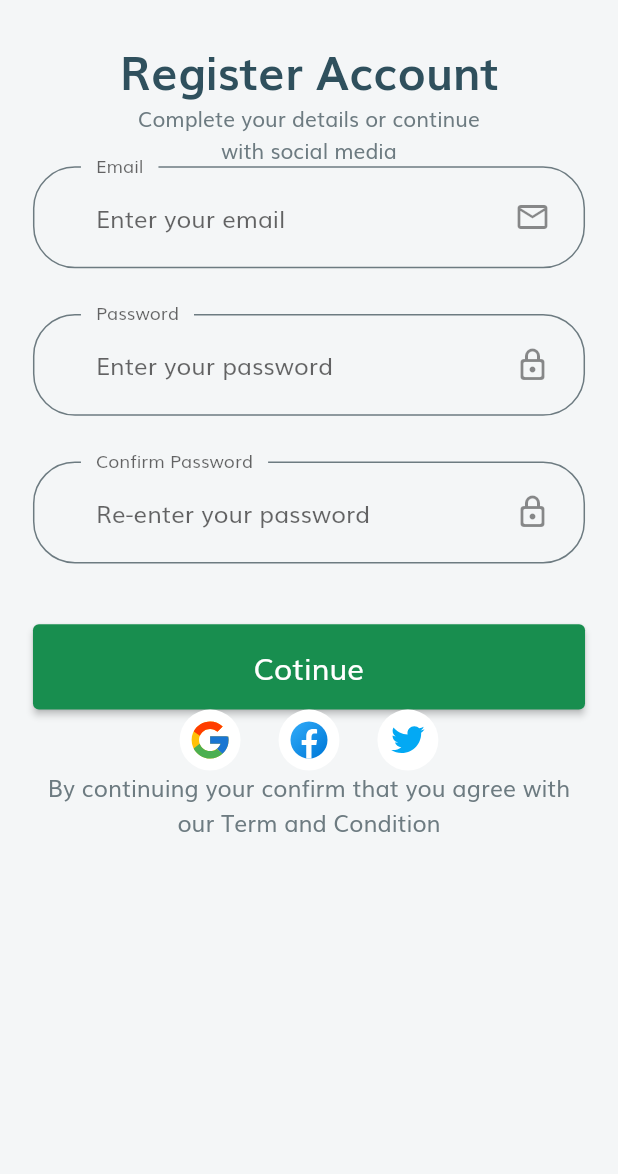
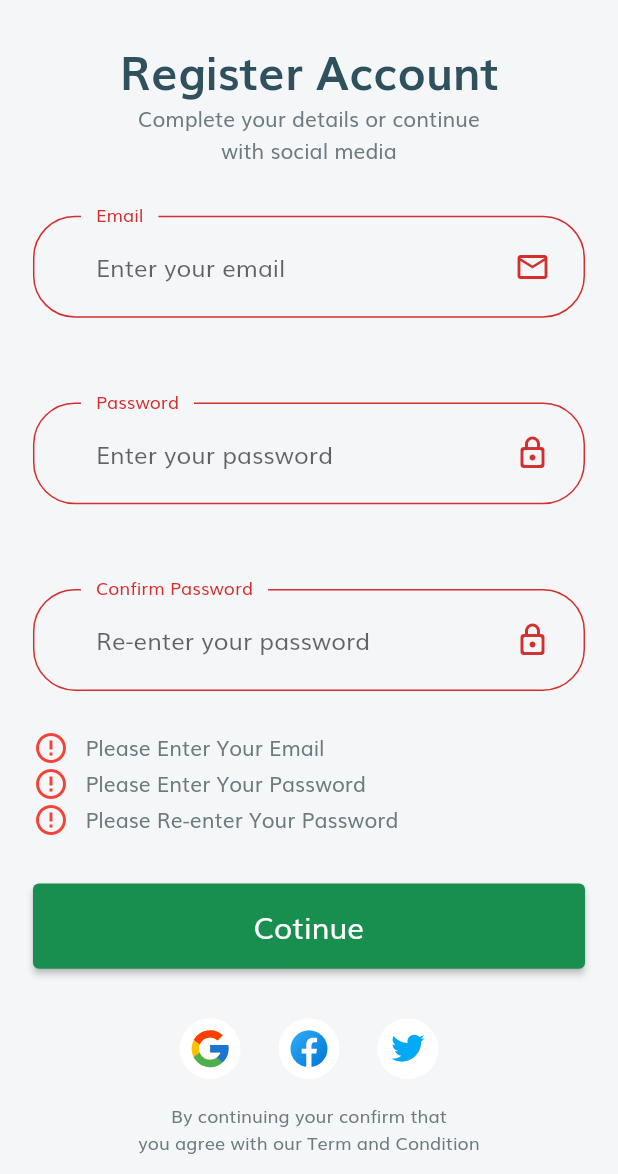
Before and after one commit to Mudennn/Denai_app, a Flutter app: the SignUpPage screen opened by its route, after a tap on "Cotinue", on a phone screen of 412 x 824 dp, the part 62-1236 px from its top. Run offline on Flutter 3.47's test engine with Material 2 defaults, Android fonts, the light colour scheme and no system bars; our stand-ins replace bloc, equatable, flutter_bloc, flutter_svg.

Commit message:
final sign up

```diff
--- a/lib/constant.dart
+++ b/lib/constant.dart
@@ -22,5 +22,6 @@ final RegExp emailValidatorRegExp =
 const String emailNullError = "Please Enter Your Email";
 const String invalidEmailError = "Please Enter Valid Email";
 const String passNullError = "Please Enter Your Password";
+const String rePassNullError = "Please Re-enter Your Password";
 const String shortPassError = "Password is too short";
 const String matchPassError = "Password don't match";
--- a/lib/pages/sign_up/components/body.dart
+++ b/lib/pages/sign_up/components/body.dart
@@ -1,9 +1,11 @@
 import 'package:denai_app/components/default_button.dart';
+import 'package:denai_app/components/form_error.dart';
 import 'package:denai_app/components/social_icon.dart';
 import 'package:flutter/material.dart';
 
 import '../../../constant.dart';
 import '../../../size_config.dart';
+import 'sign_up_form.dart';
 
 class Body extends StatelessWidget {
   const Body({super.key});
@@ -15,6 +17,7 @@ class Body extends StatelessWidget {
       child: Padding(
         padding:
             EdgeInsets.symmetric(horizontal: getProportionateScreenWidth(20)),
+        child: SingleChildScrollView(
           child: Column(
             children: [
               SizedBox(
@@ -27,7 +30,13 @@ class Body extends StatelessWidget {
                 textAlign: TextAlign.center,
                 style: TextStyle(color: textColor),
               ),
+              SizedBox(
+                height: SizeConfig.screenHeight * 0.04, //8% total
+              ),
               SignUpForm(),
+              SizedBox(
+                height: SizeConfig.screenHeight * 0.04, //8% total
+              ),
 
               Row(
                 mainAxisAlignment: MainAxisAlignment.center,
@@ -46,201 +55,20 @@ class Body extends StatelessWidget {
                   ),
                 ],
               ),
+              SizedBox(
+                height: getProportionateScreenHeight(15),
+              ),
               Text(
-              "By continuing your confirm that you agree with our Term and Condition",
+                "By continuing your confirm that \nyou agree with our Term and Condition",
                 textAlign: TextAlign.center,
                 style: TextStyle(
                   color: textColor,
-                fontSize: getProportionateScreenWidth(14),
+                  fontSize: getProportionateScreenWidth(11),
                 ),
               )
             ],
           ),
         ),
-    );
-  }
-}
-
-class SignUpForm extends StatefulWidget {
-  const SignUpForm({super.key});
-
-  @override
-  State<SignUpForm> createState() => _SignUpFormState();
-}
-
-class _SignUpFormState extends State<SignUpForm> {
-  final _formKey = GlobalKey<FormState>();
-  final List<String> errors = [];
-  late String email;
-  late String password;
-  late String confirm_password;
-
-  // void addError({required String error}) {
-  //   if (!errors.contains(error)) {
-  //     setState(() {
-  //       errors.add(error);
-  //     });
-  //   }
-  // }
-
-  // void removeError({required String error}) {
-  //   if (!errors.contains(error)) {
-  //     setState(() {
-  //       errors.remove(error);
-  //     });
-  //   }
-  // }
-
-  @override
-  Widget build(BuildContext context) {
-    return Form(
-      key: _formKey,
-      child: Column(
-        children: [
-          buildEmailFormField(),
-          SizedBox(
-            height: getProportionateScreenHeight(30),
-          ),
-          buildPasswordFormField(),
-          SizedBox(
-            height: getProportionateScreenHeight(30),
-          ),
-          buildConfirmPasswordFormField(),
-          SizedBox(
-            height: getProportionateScreenHeight(40),
-          ),
-          DefaultButton(text: "Cotinue", press: () {}),
-        ],
-      ),
-    );
-  }
-
-  TextFormField buildConfirmPasswordFormField() {
-    return TextFormField(
-      onSaved: (newValue) => confirm_password = newValue!,
-      onChanged: (value) {
-        if (password == confirm_password && errors.contains(matchPassError)) {
-          setState(() {
-            errors.remove(passNullError);
-          });
-        }
-        return;
-      },
-      validator: (value) {
-        if (value!.isEmpty && !errors.contains(matchPassError)) {
-          // setState(() {
-          //   errors.add(passNullError);
-          // });
-          return "";
-        } else if (password != confirm_password &&
-            !errors.contains(matchPassError)) {
-          setState(() {
-            errors.add(matchPassError);
-          });
-          return "";
-        }
-        return null;
-      },
-      obscureText: true,
-      decoration: InputDecoration(
-        labelText: "Confirm Password",
-        hintText: "Re-enter your password",
-        floatingLabelBehavior: FloatingLabelBehavior.always,
-        suffixIcon: Padding(
-          padding: EdgeInsets.fromLTRB(0, getProportionateScreenWidth(20),
-              getProportionateScreenWidth(20), getProportionateScreenWidth(20)),
-          child: const Icon(Icons.lock_outline_rounded),
-        ),
-      ),
-    );
-  }
-
-  TextFormField buildPasswordFormField() {
-    return TextFormField(
-      onSaved: (newValue) => password = newValue!,
-      onChanged: (value) {
-        if (value.isNotEmpty && errors.contains(passNullError)) {
-          setState(() {
-            errors.remove(passNullError);
-          });
-        } else if (value.length >= 8 && errors.contains(shortPassError)) {
-          setState(() {
-            errors.remove(shortPassError);
-          });
-        }
-        password = value;
-        return;
-      },
-      validator: (value) {
-        if (value!.isEmpty && !errors.contains(passNullError)) {
-          setState(() {
-            errors.add(passNullError);
-          });
-          return "";
-        } else if (value.length < 8 && !errors.contains(shortPassError)) {
-          setState(() {
-            errors.add(shortPassError);
-          });
-          return "";
-        }
-        return null;
-      },
-      obscureText: true,
-      decoration: InputDecoration(
-        labelText: "Password",
-        hintText: "Enter your password",
-        floatingLabelBehavior: FloatingLabelBehavior.always,
-        suffixIcon: Padding(
-          padding: EdgeInsets.fromLTRB(0, getProportionateScreenWidth(20),
-              getProportionateScreenWidth(20), getProportionateScreenWidth(20)),
-          child: const Icon(Icons.lock_outline_rounded),
-        ),
-      ),
-    );
-  }
-
-  TextFormField buildEmailFormField() {
-    return TextFormField(
-      keyboardType: TextInputType.emailAddress,
-      onSaved: (newValue) => email = newValue!,
-      onChanged: (value) {
-        if (value.isNotEmpty && errors.contains(emailNullError)) {
-          setState(() {
-            errors.remove(emailNullError);
-          });
-        } else if (emailValidatorRegExp.hasMatch(value) &&
-            errors.contains(invalidEmailError)) {
-          setState(() {
-            errors.remove(invalidEmailError);
-          });
-        }
-        return;
-      },
-      validator: (value) {
-        if (value!.isEmpty && !errors.contains(emailNullError)) {
-          setState(() {
-            errors.add(emailNullError);
-          });
-          return "";
-        } else if (!emailValidatorRegExp.hasMatch(value) &&
-            !errors.contains(invalidEmailError)) {
-          setState(() {
-            errors.add(invalidEmailError);
-          });
-          return "";
-        }
-        return null;
-      },
-      decoration: InputDecoration(
-        labelText: "Email",
-        hintText: "Enter your email",
-        floatingLabelBehavior: FloatingLabelBehavior.always,
-        // suffixIcon: CustomeSurffixIcon(),
-        suffixIcon: Padding(
-          padding: EdgeInsets.fromLTRB(0, getProportionateScreenWidth(20),
-              getProportionateScreenWidth(20), getProportionateScreenWidth(20)),
-          child: const Icon(Icons.email_outlined),
-        ),
       ),
     );
   }
--- /dev/null
+++ b/lib/pages/sign_up/components/sign_up_form.dart
@@ -0,0 +1,205 @@
+import 'package:flutter/material.dart';
+
+import '../../../components/default_button.dart';
+import '../../../components/form_error.dart';
+import '../../../constant.dart';
+import '../../../size_config.dart';
+
+class SignUpForm extends StatefulWidget {
+  const SignUpForm({super.key});
+
+  @override
+  State<SignUpForm> createState() => _SignUpFormState();
+}
+
+class _SignUpFormState extends State<SignUpForm> {
+  final _formKey = GlobalKey<FormState>();
+  final List<String> errors = [];
+  late String email;
+  late String password;
+  String? confirm_password;
+
+  // void addError({required String error}) {
+  //   if (!errors.contains(error)) {
+  //     setState(() {
+  //       errors.add(error);
+  //     });
+  //   }
+  // }
+
+  // void removeError({required String error}) {
+  //   if (!errors.contains(error)) {
+  //     setState(() {
+  //       errors.remove(error);
+  //     });
+  //   }
+  // }
+
+  @override
+  Widget build(BuildContext context) {
+    return Form(
+      key: _formKey,
+      child: Column(
+        children: [
+          buildEmailFormField(),
+          SizedBox(
+            height: getProportionateScreenHeight(30),
+          ),
+          buildPasswordFormField(),
+          SizedBox(
+            height: getProportionateScreenHeight(30),
+          ),
+          buildConfirmPasswordFormField(),
+          FormError(errors: errors),
+          SizedBox(
+            height: getProportionateScreenHeight(30),
+          ),
+          DefaultButton(
+            text: "Cotinue",
+            press: () {
+              if (_formKey.currentState!.validate()) {
+                // Go to complete profile page
+                _formKey.currentState!.save();
+              }
+            },
+          ),
+        ],
+      ),
+    );
+  }
+
+  TextFormField buildConfirmPasswordFormField() {
+    return TextFormField(
+      onSaved: (newValue) => confirm_password = newValue!,
+      onChanged: (value) {
+        if (password == confirm_password && errors.contains(rePassNullError)) {
+          setState(() {
+            errors.remove(rePassNullError);
+          });
+        } else if (password != confirm_password &&
+            errors.contains(matchPassError)) {
+          setState(() {
+            errors.remove(matchPassError);
+          });
+        }
+        confirm_password = value;
+      },
+      validator: (value) {
+        if (value!.isEmpty && !errors.contains(rePassNullError)) {
+          setState(() {
+            errors.add(rePassNullError);
+          });
+          return "";
+        } else if (password != confirm_password &&
+            !errors.contains(matchPassError)) {
+          setState(() {
+            errors.add(matchPassError);
+          });
+          return "";
+        }
+        return null;
+      },
+      obscureText: true,
+      decoration: InputDecoration(
+        labelText: "Confirm Password",
+        hintText: "Re-enter your password",
+        floatingLabelBehavior: FloatingLabelBehavior.always,
+        suffixIcon: Padding(
+          padding: EdgeInsets.fromLTRB(0, getProportionateScreenWidth(20),
+              getProportionateScreenWidth(20), getProportionateScreenWidth(20)),
+          child: const Icon(Icons.lock_outline_rounded),
+        ),
+      ),
+    );
+  }
+
+  TextFormField buildPasswordFormField() {
+    return TextFormField(
+      onSaved: (newValue) => password = newValue!,
+      onChanged: (value) {
+        if (value.isNotEmpty && errors.contains(passNullError)) {
+          setState(() {
+            errors.remove(passNullError);
+          });
+        } else if (value.length >= 8 && errors.contains(shortPassError)) {
+          setState(() {
+            errors.remove(shortPassError);
+          });
+        }
+        password = value;
+        return;
+      },
+      validator: (value) {
+        if (value!.isEmpty && !errors.contains(passNullError)) {
+          setState(() {
+            errors.add(passNullError);
+          });
+          return "";
+        } else if (value.length < 8 && !errors.contains(shortPassError)) {
+          setState(() {
+            errors.add(shortPassError);
+          });
+          return "";
+        }
+        return null;
+      },
+      obscureText: true,
+      decoration: InputDecoration(
+        labelText: "Password",
+        hintText: "Enter your password",
+        floatingLabelBehavior: FloatingLabelBehavior.always,
+        suffixIcon: Padding(
+          padding: EdgeInsets.fromLTRB(0, getProportionateScreenWidth(20),
+              getProportionateScreenWidth(20), getProportionateScreenWidth(20)),
+          child: const Icon(Icons.lock_outline_rounded),
+        ),
+      ),
+    );
+  }
+
+  TextFormField buildEmailFormField() {
+    return TextFormField(
+      keyboardType: TextInputType.emailAddress,
+      onSaved: (newValue) => email = newValue!,
+      onChanged: (value) {
+        if (value.isNotEmpty && errors.contains(emailNullError)) {
+          setState(() {
+            errors.remove(emailNullError);
+          });
+        } else if (emailValidatorRegExp.hasMatch(value) &&
+            errors.contains(invalidEmailError)) {
+          setState(() {
+            errors.remove(invalidEmailError);
+          });
+        }
+        return;
+      },
+      validator: (value) {
+        if (value!.isEmpty && !errors.contains(emailNullError)) {
+          setState(() {
+            errors.add(emailNullError);
+          });
+          return "";
+        } else if (!emailValidatorRegExp.hasMatch(value) &&
+            !errors.contains(invalidEmailError)) {
+          setState(() {
+            errors.add(invalidEmailError);
+          });
+          return "";
+        }
+        return null;
+      },
+      decoration: InputDecoration(
+        labelText: "Email",
+        hintText: "Enter your email",
+        floatingLabelBehavior: FloatingLabelBehavior.always,
+        // suffixIcon: CustomeSurffixIcon(),
+        suffixIcon: Padding(
+          padding: EdgeInsets.fromLTRB(0, getProportionateScreenWidth(20),
+              getProportionateScreenWidth(20), getProportionateScreenWidth(20)),
+          child: const Icon(Icons.email_outlined),
+        ),
+      ),
+    );
+  }
+}
```
Lines whose indentation alone changed are shown as unchanged.
